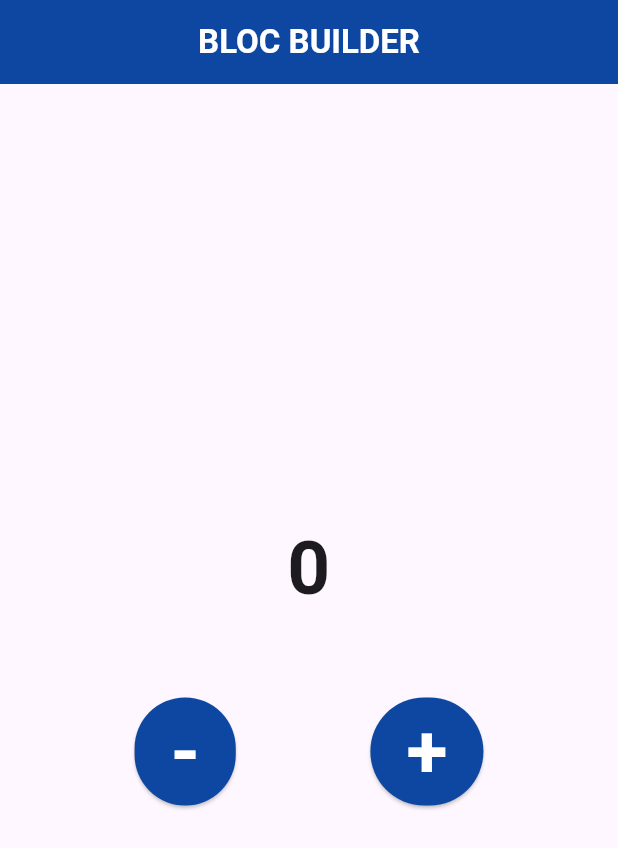
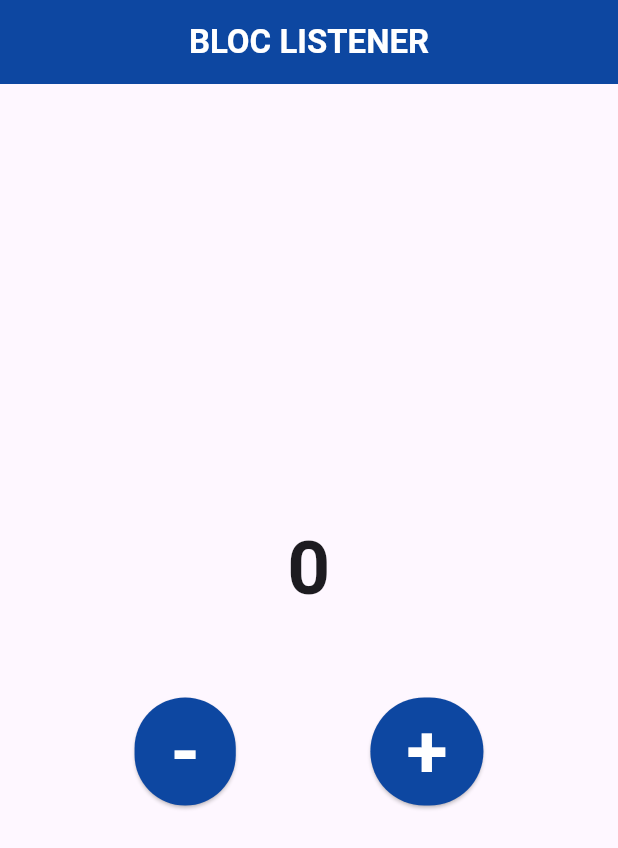
Before and after one commit to iqbalsuwandi20/state-managemet-bloc, a Flutter app: the screen it shows after launch, on a phone screen of 412 x 824 dp. Shown: the top 848 px of the screen. Run offline on Flutter 3.47's test engine with Material 3 defaults, Android fonts, the light colour scheme and no system bars; our stand-ins replace bloc, flutter_bloc.

Commit message:
bloc listener

```diff
--- a/lib/pages/home.dart
+++ b/lib/pages/home.dart
@@ -13,7 +13,7 @@ class HomePage extends StatelessWidget {
     return Scaffold(
       appBar: AppBar(
         title: Text(
-          "Bloc Builder".toUpperCase(),
+          "Bloc Listener".toUpperCase(),
           style: const TextStyle(
             color: Colors.white,
             fontWeight: FontWeight.bold,
@@ -25,15 +25,25 @@ class HomePage extends StatelessWidget {
       body: Column(
         mainAxisAlignment: MainAxisAlignment.center,
         children: [
-          BlocBuilder<Counter, int>(
+          BlocListener<Counter, int>(
             bloc: myCounter,
-            buildWhen: (previous, current) {
+            listener: (context, state) {
+              ScaffoldMessenger.of(context).showSnackBar(
+                SnackBar(
+                  duration: const Duration(seconds: 1),
+                  content: Text("Angka genap".toUpperCase()),
+                ),
+              );
+            },
+            listenWhen: (previous, current) {
               if (current % 2 == 0) {
                 return true;
               } else {
                 return false;
               }
             },
+            child: BlocBuilder<Counter, int>(
+              bloc: myCounter,
               builder: (context, state) {
                 return Text(
                   "$state",
@@ -44,6 +54,7 @@ class HomePage extends StatelessWidget {
                   ),
                 );
               },
+            ),
           ),
           const SizedBox(
             height: 50,
```
Also changed, not shown: 1 other file. Lines whose indentation alone changed are shown as unchanged.
